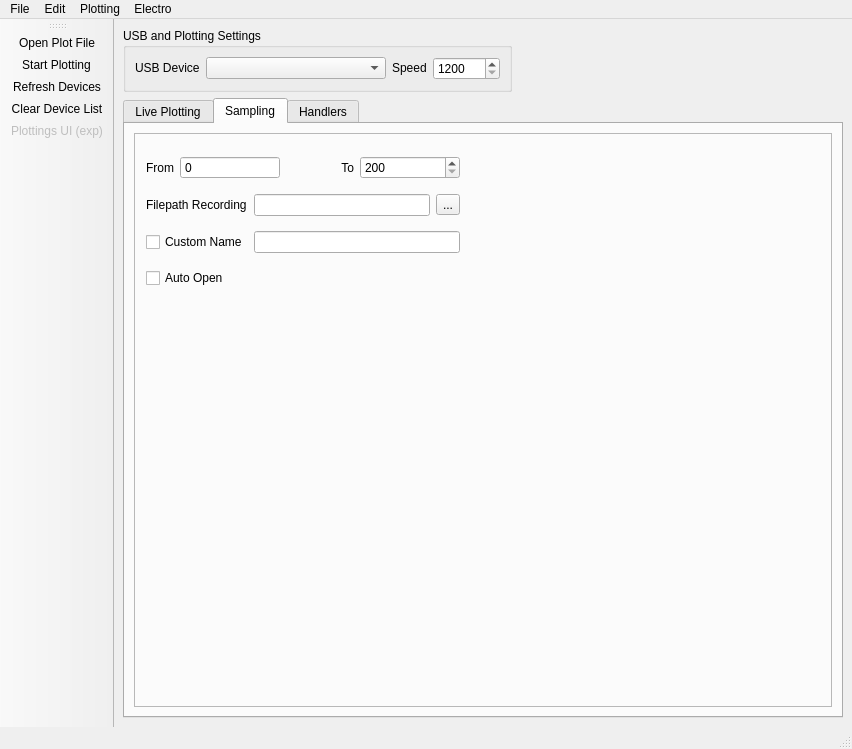
Before: the Qt Designer form Resources/mainui.ui in gdroumpalis/Electro, drawn with Qt 5.
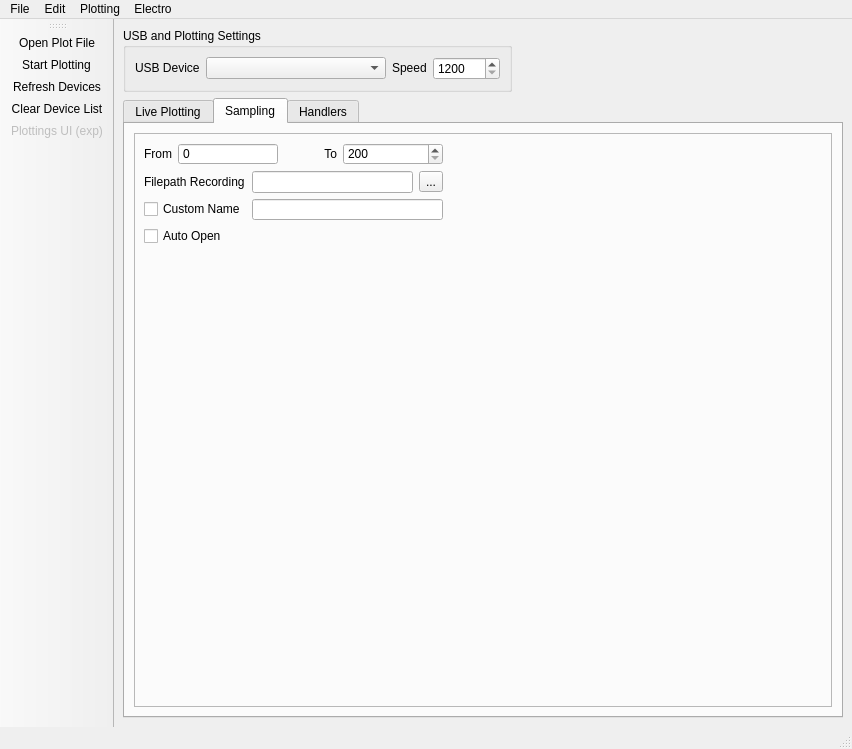
After: the same form once the commit is applied. The open tabs and pages were chosen to show the change. Icons and pictures are not drawn.

Patch:
```diff
--- a/Resources/mainui.ui
+++ b/Resources/mainui.ui
@@ -213,15 +213,8 @@
           <property name="frameShadow">
            <enum>QFrame::Raised</enum>
           </property>
-          <widget class="QWidget" name="">
-           <property name="geometry">
-            <rect>
-             <x>12</x>
-             <y>14</y>
-             <width>314</width>
-             <height>152</height>
-            </rect>
-           </property>
+          <layout class="QFormLayout" name="formLayout_2">
+           <item row="0" column="0">
            <layout class="QGridLayout" name="gridLayout_5">
             <item row="0" column="0" colspan="2">
              <layout class="QHBoxLayout" name="horizontalLayout_4">
@@ -351,8 +344,9 @@
              </widget>
             </item>
            </layout>
-          </widget>
-         </widget>
+           </item>
+          </layout>
+         </widget>
         </item>
        </layout>
       </widget>
```
Left out of the diff: 6 changed lines with no effect on the pictures. Lines whose indentation alone changed are shown as unchanged.
